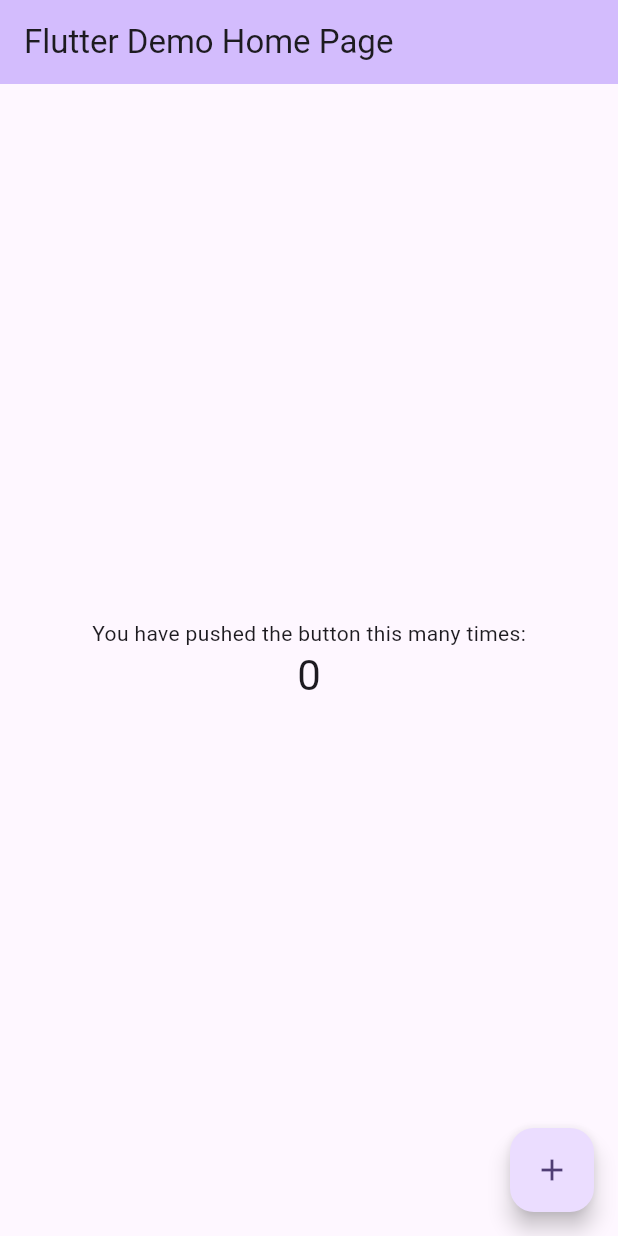
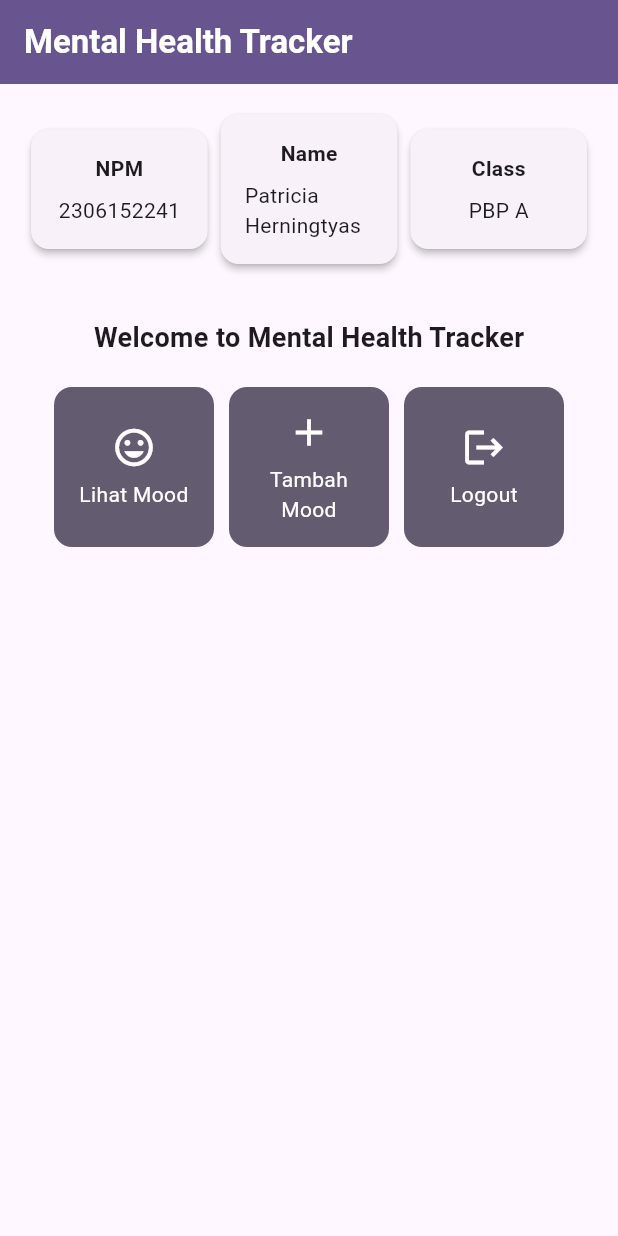
Before and after one commit to patriciatyas/mental-health-tracker-mobile, a Flutter app: the screen it shows after launch, on a phone screen of 412 x 824 dp. Run offline on Flutter 3.47's test engine with Material 3 defaults, Android fonts, the phone set to English and light mode, and no system bars.

Commit message:
tutorial 6 selesai

```diff
--- a/lib/main.dart
+++ b/lib/main.dart
@@ -1,4 +1,5 @@
 import 'package:flutter/material.dart';
+import 'package:mental_health_tracker/menu.dart';
 
 void main() {
   runApp(const MyApp());
@@ -31,95 +32,7 @@ class MyApp extends StatelessWidget {
         colorScheme: ColorScheme.fromSeed(seedColor: Colors.deepPurple),
         useMaterial3: true,
       ),
-      home: const MyHomePage(title: 'Flutter Demo Home Page'),
+      home: MyHomePage(),
     );
   }
 }
-
-class MyHomePage extends StatefulWidget {
-  const MyHomePage({super.key, required this.title});
-
-  // This widget is the home page of your application. It is stateful, meaning
-  // that it has a State object (defined below) that contains fields that affect
-  // how it looks.
-
-  // This class is the configuration for the state. It holds the values (in this
-  // case the title) provided by the parent (in this case the App widget) and
-  // used by the build method of the State. Fields in a Widget subclass are
-  // always marked "final".
-
-  final String title;
-
-  @override
-  State<MyHomePage> createState() => _MyHomePageState();
-}
-
-class _MyHomePageState extends State<MyHomePage> {
-  int _counter = 0;
-
-  void _incrementCounter() {
-    setState(() {
-      // This call to setState tells the Flutter framework that something has
-      // changed in this State, which causes it to rerun the build method below
-      // so that the display can reflect the updated values. If we changed
-      // _counter without calling setState(), then the build method would not be
-      // called again, and so nothing would appear to happen.
-      _counter++;
-    });
-  }
-
-  @override
-  Widget build(BuildContext context) {
-    // This method is rerun every time setState is called, for instance as done
-    // by the _incrementCounter method above.
-    //
-    // The Flutter framework has been optimized to make rerunning build methods
-    // fast, so that you can just rebuild anything that needs updating rather
-    // than having to individually change instances of widgets.
-    return Scaffold(
-      appBar: AppBar(
-        // TRY THIS: Try changing the color here to a specific color (to
-        // Colors.amber, perhaps?) and trigger a hot reload to see the AppBar
-        // change color while the other colors stay the same.
-        backgroundColor: Theme.of(context).colorScheme.inversePrimary,
-        // Here we take the value from the MyHomePage object that was created by
-        // the App.build method, and use it to set our appbar title.
-        title: Text(widget.title),
-      ),
-      body: Center(
-        // Center is a layout widget. It takes a single child and positions it
-        // in the middle of the parent.
-        child: Column(
-          // Column is also a layout widget. It takes a list of children and
-          // arranges them vertically. By default, it sizes itself to fit its
-          // children horizontally, and tries to be as tall as its parent.
-          //
-          // Column has various properties to control how it sizes itself and
-          // how it positions its children. Here we use mainAxisAlignment to
-          // center the children vertically; the main axis here is the vertical
-          // axis because Columns are vertical (the cross axis would be
-          // horizontal).
-          //
-          // TRY THIS: Invoke "debug painting" (choose the "Toggle Debug Paint"
-          // action in the IDE, or press "p" in the console), to see the
-          // wireframe for each widget.
-          mainAxisAlignment: MainAxisAlignment.center,
-          children: <Widget>[
-            const Text(
-              'You have pushed the button this many times:',
-            ),
-            Text(
-              '$_counter',
-              style: Theme.of(context).textTheme.headlineMedium,
-            ),
-          ],
-        ),
-      ),
-      floatingActionButton: FloatingActionButton(
-        onPressed: _incrementCounter,
-        tooltip: 'Increment',
-        child: const Icon(Icons.add),
-      ), // This trailing comma makes auto-formatting nicer for build methods.
-    );
-  }
-}
--- /dev/null
+++ b/lib/menu.dart
@@ -0,0 +1,189 @@
+import 'package:flutter/material.dart';
+
+class MyHomePage extends StatelessWidget {
+  MyHomePage({super.key});
+
+  final String npm = '2306152241'; // NPM
+  final String name = 'Patricia Herningtyas'; // Nama
+  final String className = 'PBP A'; // Kelas
+
+  final List<ItemHomepage> items = [
+         ItemHomepage("Lihat Mood", Icons.mood),
+         ItemHomepage("Tambah Mood", Icons.add),
+         ItemHomepage("Logout", Icons.logout),
+  ];
+
+  @override
+  Widget build(BuildContext context) {
+    // Scaffold menyediakan struktur dasar halaman dengan AppBar dan body.
+    return Scaffold(
+      // AppBar adalah bagian atas halaman yang menampilkan judul.
+      appBar: AppBar(
+        // Judul aplikasi "Mental Health Tracker" dengan teks putih dan tebal.
+        title: const Text(
+          'Mental Health Tracker',
+          style: TextStyle(
+            color: Colors.white,
+            fontWeight: FontWeight.bold,
+          ),
+        ),
+        // Warna latar belakang AppBar diambil dari skema warna tema aplikasi.
+        backgroundColor: Theme.of(context).colorScheme.primary,
+      ),
+      // Body halaman dengan padding di sekelilingnya.
+      body: Padding(
+        padding: const EdgeInsets.all(16.0),
+        // Menyusun widget secara vertikal dalam sebuah kolom.
+        child: Column(
+          crossAxisAlignment: CrossAxisAlignment.center,
+          children: [
+            // Row untuk menampilkan 3 InfoCard secara horizontal.
+            Row(
+              mainAxisAlignment: MainAxisAlignment.spaceEvenly,
+              children: [
+                InfoCard(title: 'NPM', content: npm),
+                InfoCard(title: 'Name', content: name),
+                InfoCard(title: 'Class', content: className),
+              ],
+            ),
+
+            // Memberikan jarak vertikal 16 unit.
+            const SizedBox(height: 16.0),
+
+            // Menempatkan widget berikutnya di tengah halaman.
+            Center(
+              child: Column(
+                // Menyusun teks dan grid item secara vertikal.
+
+                children: [
+                  // Menampilkan teks sambutan dengan gaya tebal dan ukuran 18.
+                  const Padding(
+                    padding: EdgeInsets.only(top: 16.0),
+                    child: Text(
+                      'Welcome to Mental Health Tracker',
+                      style: TextStyle(
+                        fontWeight: FontWeight.bold,
+                        fontSize: 18.0,
+                      ),
+                    ),
+                  ),
+
+                  // Grid untuk menampilkan ItemCard dalam bentuk grid 3 kolom.
+                  GridView.count(
+                    primary: true,
+                    padding: const EdgeInsets.all(20),
+                    crossAxisSpacing: 10,
+                    mainAxisSpacing: 10,
+                    crossAxisCount: 3,
+                    // Agar grid menyesuaikan tinggi kontennya.
+                    shrinkWrap: true,
+
+                    // Menampilkan ItemCard untuk setiap item dalam list items.
+                    children: items.map((ItemHomepage item) {
+                      return ItemCard(item);
+                    }).toList(),
+                  ),
+                ],
+              ),
+            ),
+          ],
+        ),
+      ),
+    );
+  }
+}
+
+
+class InfoCard extends StatelessWidget {
+  // Kartu informasi yang menampilkan title dan content.
+
+  final String title;  // Judul kartu.
+  final String content;  // Isi kartu.
+
+  const InfoCard({super.key, required this.title, required this.content});
+
+  @override
+  Widget build(BuildContext context) {
+    return Card(
+      // Membuat kotak kartu dengan bayangan dibawahnya.
+      elevation: 2.0,
+      child: Container(
+        // Mengatur ukuran dan jarak di dalam kartu.
+        width: MediaQuery.of(context).size.width / 3.5, // menyesuaikan dengan lebar device yang digunakan.
+        padding: const EdgeInsets.all(16.0),
+        // Menyusun title dan content secara vertikal.
+        child: Column(
+          children: [
+            Text(
+              title,
+              style: const TextStyle(fontWeight: FontWeight.bold),
+            ),
+            const SizedBox(height: 8.0),
+            Text(content),
+          ],
+        ),
+      ),
+    );
+  }
+}
+
+class ItemHomepage {
+     final String name;
+     final IconData icon;
+
+     ItemHomepage(this.name, this.icon);
+ }
+
+ class ItemCard extends StatelessWidget {
+  // Menampilkan kartu dengan ikon dan nama.
+
+  final ItemHomepage item;
+
+  const ItemCard(this.item, {super.key});
+
+  @override
+  Widget build(BuildContext context) {
+    return Material(
+      // Menentukan warna latar belakang dari tema aplikasi.
+      color: Theme.of(context).colorScheme.secondary,
+      // Membuat sudut kartu melengkung.
+      borderRadius: BorderRadius.circular(12),
+
+      child: InkWell(
+        // Aksi ketika kartu ditekan.
+        onTap: () {
+          // Menampilkan pesan SnackBar saat kartu ditekan.
+          ScaffoldMessenger.of(context)
+            ..hideCurrentSnackBar()
+            ..showSnackBar(
+              SnackBar(content: Text("Kamu telah menekan tombol ${item.name}!"))
+            );
+        },
+        // Container untuk menyimpan Icon dan Text
+        child: Container(
+          padding: const EdgeInsets.all(8),
+          child: Center(
+            child: Column(
+              // Menyusun ikon dan teks di tengah kartu.
+              mainAxisAlignment: MainAxisAlignment.center,
+              children: [
+                Icon(
+                  item.icon,
+                  color: Colors.white,
+                  size: 30.0,
+                ),
+                const Padding(padding: EdgeInsets.all(3)),
+                Text(
+                  item.name,
+                  textAlign: TextAlign.center,
+                  style: const TextStyle(color: Colors.white),
+                ),
+              ],
+            ),
+          ),
+        ),
+      ),
+    );
+  }
+
+}
```
